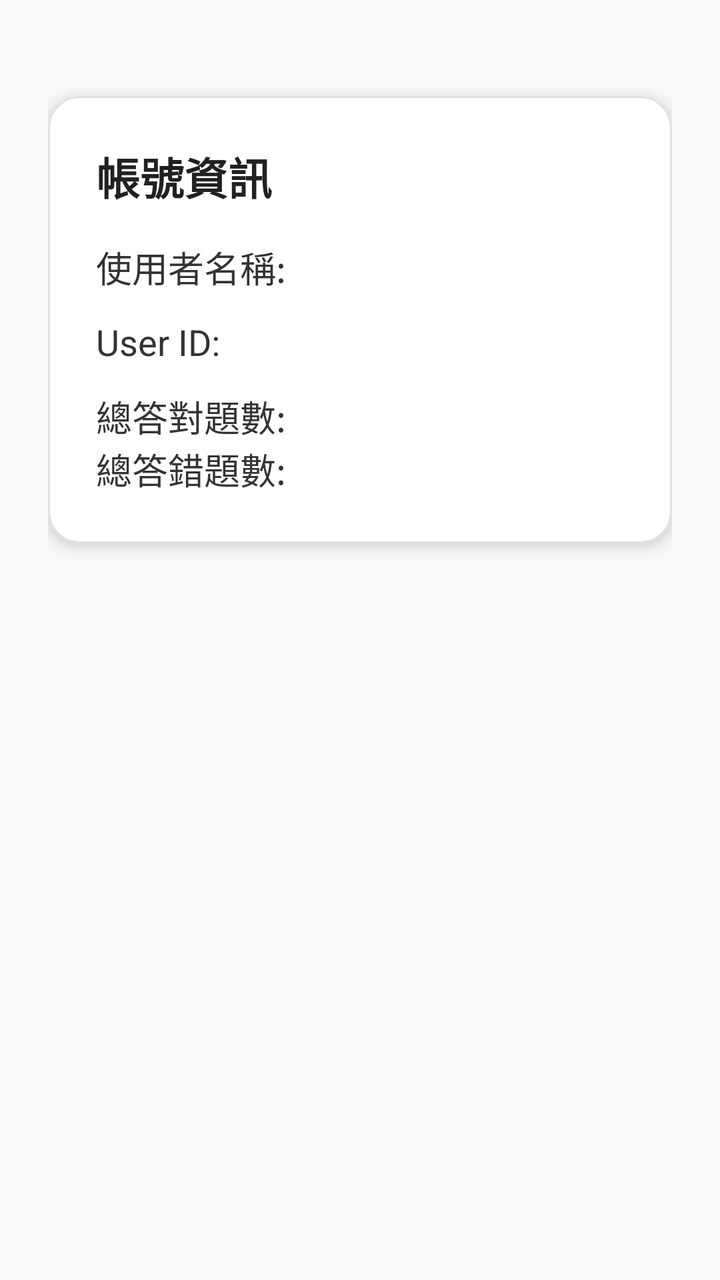
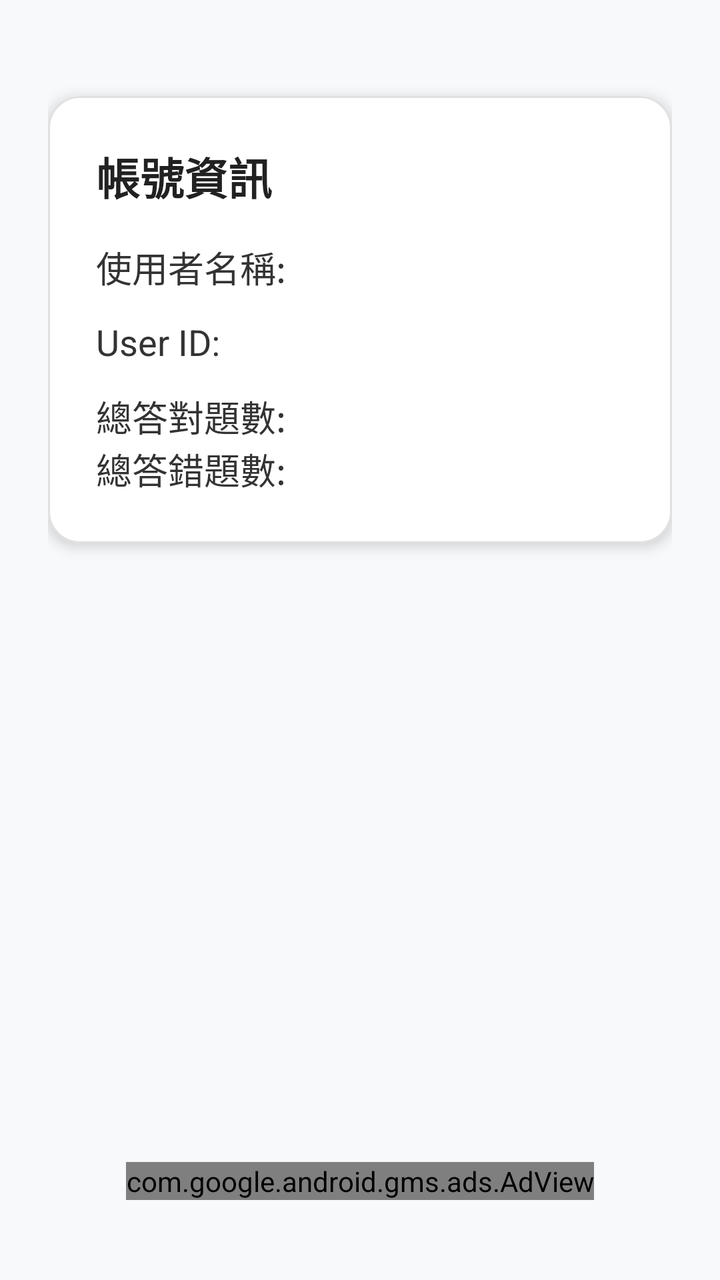

An Android layout rendered at two revisions. The XML below is the earlier revision; the diff shows what the commit changed to produce the second picture.
<!-- AndroidManifest.xml: activity theme Theme.MaterialComponents.DayNight.NoActionBar -->
<!-- res/layout/activity_account.xml -->
<?xml version="1.0" encoding="utf-8"?>
<LinearLayout xmlns:android="http://schemas.android.com/apk/res/android"
    xmlns:app="http://schemas.android.com/apk/res-auto"
    xmlns:tools="http://schemas.android.com/tools"
    android:layout_width="match_parent"
    android:layout_height="match_parent"
    android:orientation="vertical"
    android:padding="24dp"
    android:background="#F8F9FA"
    tools:context=".AccountActivity">

    <com.google.android.material.card.MaterialCardView
        android:layout_width="match_parent"
        android:layout_height="wrap_content"
        app:cardCornerRadius="16dp"
        app:cardElevation="4dp"
        app:cardBackgroundColor="#FFFFFF"
        app:strokeWidth="1dp"
        app:strokeColor="#E0E0E0"
        android:layout_marginTop="24dp">

        <LinearLayout
            android:layout_width="match_parent"
            android:layout_height="wrap_content"
            android:orientation="vertical"
            android:padding="24dp">

            <TextView
                android:id="@+id/tvAccountTitle"
                android:layout_width="wrap_content"
                android:layout_height="wrap_content"
                android:text="帳號資訊"
                android:textColor="#212121"
                android:textSize="22sp"
                android:textStyle="bold"
                android:layout_marginBottom="16dp"/>

            <TextView
                android:id="@+id/tvUserName"
                android:layout_width="match_parent"
                android:layout_height="wrap_content"
                android:text="使用者名稱: "
                android:textColor="#333333"
                android:textSize="18sp"
                android:layout_marginBottom="12dp"/>

            <TextView
                android:id="@+id/tvUserId"
                android:layout_width="match_parent"
                android:layout_height="wrap_content"
                android:text="User ID: "
                android:textColor="#333333"
                android:textSize="18sp"
                android:layout_marginBottom="12dp"/>

            <TextView
                android:id="@+id/tvTotalCorrectCount"
                android:layout_width="match_parent"
                android:layout_height="wrap_content"
                android:text="總答對題數: "
                android:textColor="#333333"
                android:textSize="18sp"/>

            <TextView
                android:id="@+id/tvTotalWrongCount"
                android:layout_width="match_parent"
                android:layout_height="wrap_content"
                android:text="總答錯題數: "
                android:textColor="#333333"
                android:textSize="18sp"/>

        </LinearLayout>
    </com.google.android.material.card.MaterialCardView>

</LinearLayout>
<!-- resources referenced by this layout -->
<resources>

</resources>

<!-- the commit's change to res/layout/activity_account.xml (unified diff, before → after) -->
@@ -72,4 +72,21 @@
         </LinearLayout>
     </com.google.android.material.card.MaterialCardView>
 
+    
+    <Space
+        android:layout_width="match_parent"
+        android:layout_height="0dp"
+        android:layout_weight="1" />
+
+    
+    <com.google.android.gms.ads.AdView
+        android:id="@+id/adView"
+        android:layout_width="wrap_content"
+        android:layout_height="wrap_content"
+        android:layout_gravity="center_horizontal"
+        android:layout_marginTop="8dp"
+        android:layout_marginBottom="16dp"
+        app:adSize="BANNER"
+        app:adUnitId="@string/bannerAdUnitId" />
+
 </LinearLayout>
<!-- resource entries referenced after the edit -->
@@ -1,5 +1,5 @@
 <!-- resources referenced by this layout -->
 <resources>
-
+  <string name="bannerAdUnitId">ca-app-pub-6867643704609594/2709739955</string>
 </resources>
 
